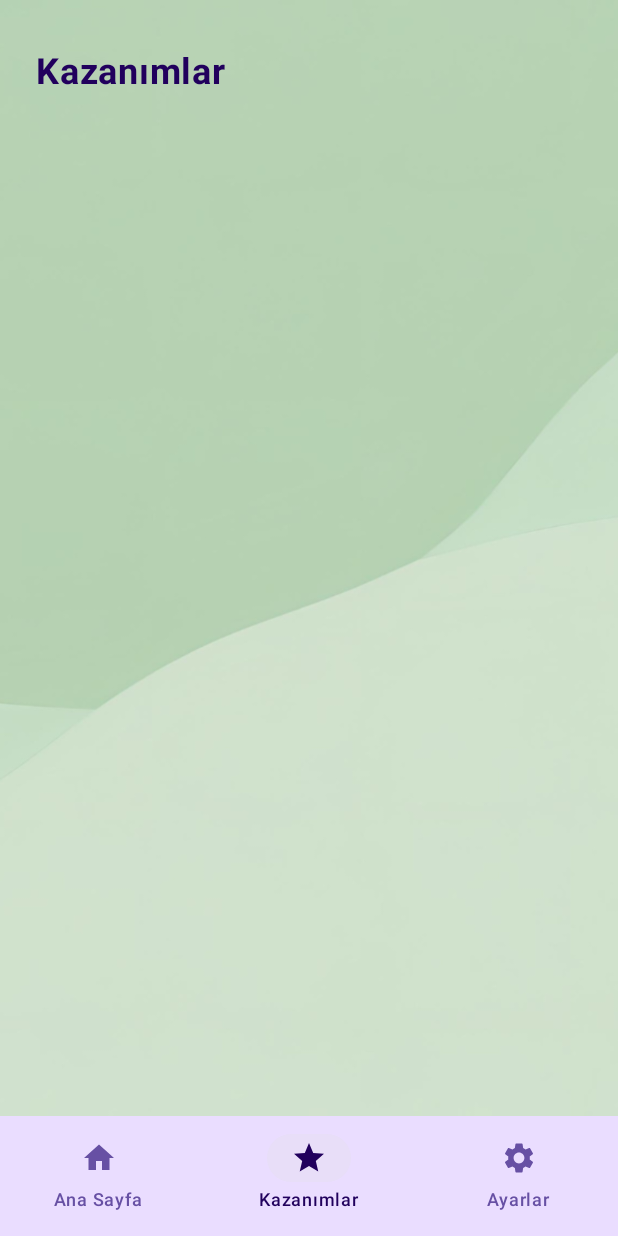
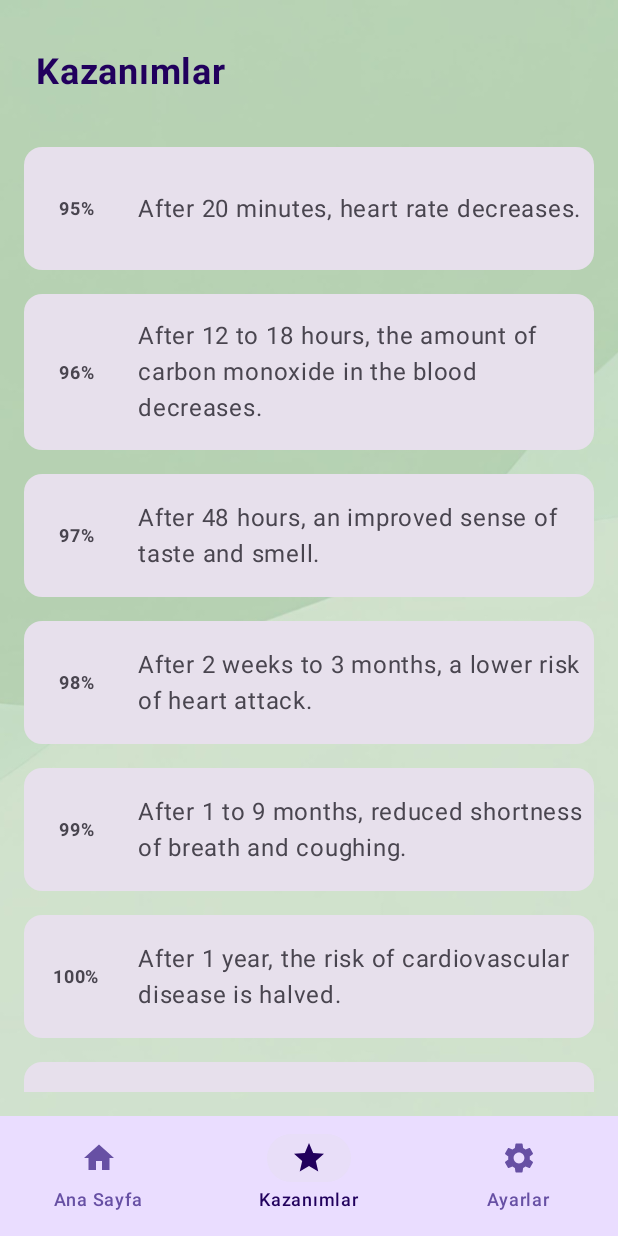
Before and after one commit to htutuncu/NefesAl, an Android app built with Jetpack Compose: the screen it shows after launch (MainActivity), item 2 of the bottom bar chosen, on a phone screen of 412 x 824 dp. Run offline under Robolectric (Android 15) with nearby library versions, the phone set to English and light mode, and no system bars; our stand-ins replace Dagger/Hilt's generated code; 5 statements that could not run were skipped.

Commit message:
Achievements screen improvements..

```diff
--- /dev/null
+++ b/app/src/main/assets/smoking_benefits.json
@@ -0,0 +1,26 @@
+{
+  "smoking_benefits": {
+    "tr": [
+      { "time": 20, "text": "20 dakika sonra kalp atım hızında düşme görülür." },
+      { "time": 720, "text": "18 ila 12 saat sonra kanda bulunan karbonmonoksit miktarı azalır." },
+      { "time": 2880, "text": "48 saat sonra daha gelişmiş bir tat ve koku duyusu." },
+      { "time": 20160, "text": "2 hafta ila 3 ay sonra daha düşük kalp krizi riski." },
+      { "time": 38880, "text": "1 ila 9 ay sonra nefes darlığı ve öksürükte azalma görülür." },
+      { "time": 525600, "text": "1 yıl sonra kalp ve damar hastalığı riski yarıya düşer." },
+      { "time": 2628000, "text": "5 yıl sonra daha düşük inme riski." },
+      { "time": 5256000, "text": "10 yıl sonra akciğer kanseri riski hiç sigara içmeyen biri ile aynıdır." },
+      { "time": 7884000, "text": "15 yıl sonra kalp hastalığına yakalanma riski hiç sigara içmemiş biri ile aynı olur." }
+    ],
+    "en": [
+      { "time": 20, "text": "After 20 minutes, heart rate decreases." },
+      { "time": 720, "text": "After 12 to 18 hours, the amount of carbon monoxide in the blood decreases." },
+      { "time": 2880, "text": "After 48 hours, an improved sense of taste and smell." },
+      { "time": 20160, "text": "After 2 weeks to 3 months, a lower risk of heart attack." },
+      { "time": 38880, "text": "After 1 to 9 months, reduced shortness of breath and coughing." },
+      { "time": 525600, "text": "After 1 year, the risk of cardiovascular disease is halved." },
+      { "time": 2628000, "text": "After 5 years, a lower risk of stroke." },
+      { "time": 5256000, "text": "After 10 years, the risk of lung cancer is the same as that of a non-smoker." },
+      { "time": 7884000, "text": "After 15 years, the risk of heart disease is the same as that of someone who has never smoked." }
+    ]
+  }
+}
--- /dev/null
+++ b/app/src/main/java/com/example/nefesal/data/AchievementItem.kt
@@ -0,0 +1,8 @@
+package com.example.nefesal.data
+
+
+data class AchievementItem(
+    val id: Int,
+    var percentage: Int,
+    val text: String
+)
--- /dev/null
+++ b/app/src/main/java/com/example/nefesal/data/SmokingItem.kt
@@ -0,0 +1,6 @@
+package com.example.nefesal.data
+
+data class SmokingBenefit(
+    val time: Int,  // Dakika cinsinden
+    val text: String // Açıklama
+)
--- a/app/src/main/java/com/example/nefesal/ui/screens/achievements/AchievementsScreen.kt
+++ b/app/src/main/java/com/example/nefesal/ui/screens/achievements/AchievementsScreen.kt
@@ -1,5 +1,6 @@
 package com.example.nefesal.ui.screens.achievements
 
+import android.annotation.SuppressLint
 import androidx.compose.foundation.Image
 import androidx.compose.foundation.layout.Column
 import androidx.compose.foundation.layout.fillMaxSize
@@ -22,19 +23,48 @@ import com.example.nefesal.R
 import com.example.nefesal.ui.screens.home.HomeViewModel
 import com.example.nefesal.ui.theme.loraFamily
 import com.example.nefesal.util.localizedStringResource
+import androidx.compose.foundation.Canvas
+import androidx.compose.foundation.layout.*
+import androidx.compose.foundation.lazy.LazyColumn
+import androidx.compose.foundation.lazy.items
+import androidx.compose.material3.Card
+import androidx.compose.material3.CardDefaults
+import androidx.compose.runtime.mutableStateOf
+import androidx.compose.runtime.remember
+import androidx.compose.runtime.rememberCoroutineScope
+import androidx.compose.runtime.setValue
+import androidx.compose.ui.Alignment
+import androidx.compose.ui.graphics.StrokeCap
+import androidx.compose.ui.graphics.drawscope.Stroke
+import androidx.compose.ui.platform.LocalContext
+import com.example.nefesal.data.AchievementItem
+import com.example.nefesal.ui.theme.Green50
+import com.example.nefesal.util.loadLocalizedSmokingBenefits
+import kotlinx.coroutines.delay
+import kotlinx.coroutines.launch
+import kotlin.random.Random
 
 @Composable
 fun AchievementsScreen(
     homeViewModel: HomeViewModel = hiltViewModel()
 ) {
     val isDarkMode by homeViewModel.isDarkMode.collectAsState()
+    val context = LocalContext.current
+    val benefitsArray = loadLocalizedSmokingBenefits(context)
+
+    val itemNewList = arrayListOf<AchievementItem>()
+    benefitsArray.forEachIndexed { index, item ->
+        itemNewList.add(AchievementItem(index, 95 + index, item.text))
+    }
 
     Surface(
         modifier = Modifier.fillMaxSize(),
         color = MaterialTheme.colorScheme.background
     ) {
         Image(
-            painter = if (isDarkMode) painterResource(id = R.drawable.bg_dark) else painterResource(id = R.drawable.bg_light),
+            painter = if (isDarkMode) painterResource(id = R.drawable.bg_dark) else painterResource(
+                id = R.drawable.bg_light
+            ),
             contentDescription = "background",
             modifier = Modifier.fillMaxWidth(),
             contentScale = ContentScale.Crop
@@ -53,6 +83,88 @@ fun AchievementsScreen(
                 color = MaterialTheme.colorScheme.onPrimaryContainer,
                 modifier = Modifier.padding(top = 18.dp, bottom = 8.dp, start = 8.dp)
             )
+
+            Spacer(modifier = Modifier.height(20.dp))
+
+            ScrollableItemList(itemList = itemNewList)
         }
     }
 }
+
+class ListItemState(item: AchievementItem) {
+    var item by mutableStateOf(item)
+}
+
+fun updatePercentage(itemState: ListItemState) {
+    itemState.item = itemState.item.copy(percentage = Random.nextInt(0, 101))
+}
+
+@SuppressLint("CoroutineCreationDuringComposition")
+@Composable
+fun ScrollableItemList(itemList: List<AchievementItem>) {
+    val itemStates = itemList.map { remember { ListItemState(it) } }
+    val coroutineScope = rememberCoroutineScope()
+
+    LazyColumn(modifier = Modifier) {
+        items(itemStates) { itemState ->
+            Card(
+                modifier = Modifier
+                    .fillMaxWidth()
+                    .padding(vertical = 8.dp),
+                colors = CardDefaults.cardColors(
+                    containerColor = MaterialTheme.colorScheme.surfaceVariant,
+                )
+            ) {
+                Row(
+                    modifier = Modifier
+                        .fillMaxWidth()
+                        .padding(vertical = 16.dp),
+                    verticalAlignment = Alignment.CenterVertically
+                ) {
+                    Row(
+                        modifier = Modifier
+                            .padding(start = 10.dp)
+                    ) {
+                        CircularProgressBar(
+                            percentage = itemState.item.percentage
+                        )
+                    }
+
+                    Text(
+                        text = itemState.item.text,
+                        fontSize = 16.sp,
+                        modifier = Modifier.padding(start = 16.dp)
+                    )
+                }
+            }
+        }
+    }
+
+    // Saatte bir yüzde değerlerini güncelle
+    rememberCoroutineScope().launch {
+        while (true) {
+            delay(60000) // 1 saat = 3600000 milisaniye
+            itemStates.forEach { updatePercentage(it) }
+        }
+    }
+}
+
+@Composable
+fun CircularProgressBar(percentage: Int) {
+    Box(
+        contentAlignment = Alignment.Center,
+        modifier = Modifier.size(50.dp)
+    ) {
+        Canvas(modifier = Modifier.size(50.dp)) {
+            val sweepAngle = (percentage / 100f) * 360f
+            drawArc(
+                color = Green50,
+                startAngle = -90f,
+                sweepAngle = sweepAngle,
+                useCenter = false,
+                style = Stroke(width = 5.dp.toPx(), cap = StrokeCap.Round)
+            )
+        }
+        Text(text = "$percentage%", fontSize = 12.sp, fontWeight = FontWeight.Bold)
+    }
+}
--- a/app/src/main/java/com/example/nefesal/util/StringResources.kt
+++ b/app/src/main/java/com/example/nefesal/util/StringResources.kt
@@ -4,6 +4,8 @@ import android.content.Context
 import androidx.compose.runtime.Composable
 import androidx.compose.ui.platform.LocalContext
 import androidx.compose.ui.res.stringResource
+import com.example.nefesal.data.SmokingBenefit
+import org.json.JSONObject
 
 @Composable
 fun localizedStringResource(id: Int): String {
@@ -16,3 +18,22 @@ fun localizedStringResource(id: Int): String {
         }
     ).getString(id)
 }
+
+@Composable
+fun loadLocalizedSmokingBenefits(context: Context): List<SmokingBenefit> {
+    val localization = LocalLocalization.current
+    val locale = localization.locale.language // "tr" veya "en"
+    val jsonString = context.assets.open("smoking_benefits.json").bufferedReader().use { it.readText() }
+
+    val jsonObject = JSONObject(jsonString)
+    val benefitsJson = jsonObject.getJSONObject("smoking_benefits")
+    val benefitsArray = benefitsJson.getJSONArray(locale)
+
+    return List(benefitsArray.length()) { index ->
+        val benefitObject = benefitsArray.getJSONObject(index)
+        SmokingBenefit(
+            time = benefitObject.getInt("time"),
+            text = benefitObject.getString("text")
+        )
+    }
+}
```
